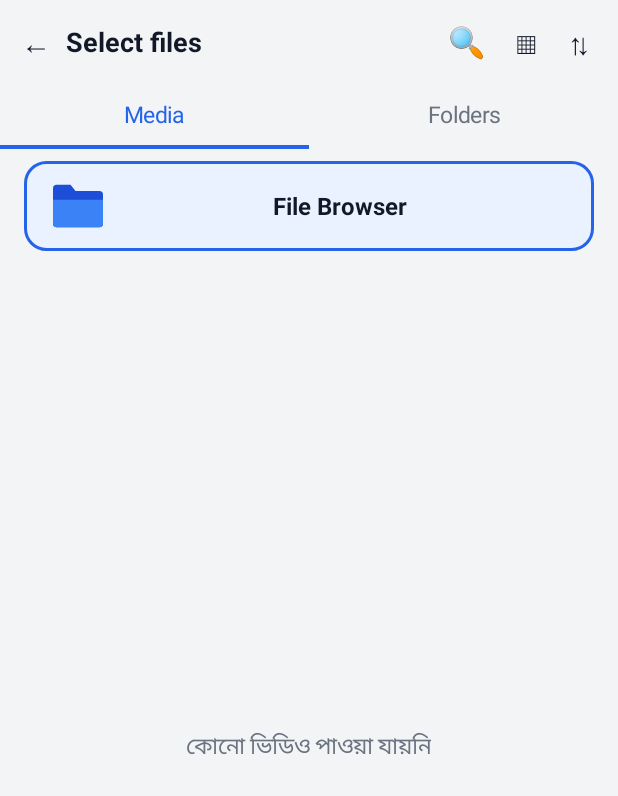
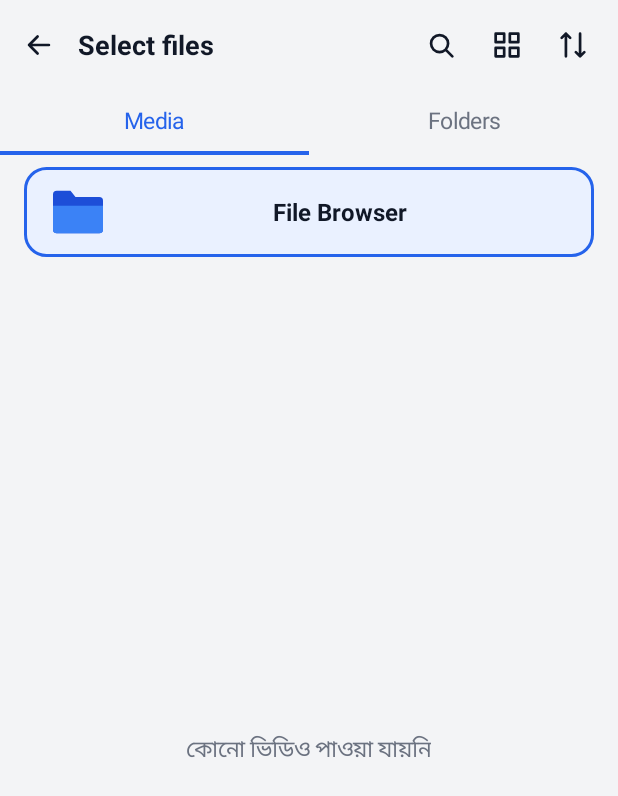
Before and after one commit to mkseries0055-stack/videostudio, an Android app: the screen it shows after launch (MainActivity), after a tap on "Convert", on a phone screen of 412 x 824 dp. Shown: the top 796 px of the screen. Run offline under Robolectric (Android 15) with nearby library versions, the phone set to English and light mode, and no system bars.

Commit message:
Update PickerScreen.kt

```diff
--- a/app/src/main/java/com/example/videostudio/PickerScreen.kt
+++ b/app/src/main/java/com/example/videostudio/PickerScreen.kt
@@ -55,7 +55,7 @@ class PickerScreen(
 
     private lateinit var titleView: TextView
     private lateinit var searchBox: EditText
-    private lateinit var gridBtn: TextView
+    private lateinit var gridBtn: ImageView
     private lateinit var tabMedia: TextView
     private lateinit var tabFolders: TextView
     private lateinit var indMedia: View
@@ -83,13 +83,14 @@ class PickerScreen(
 
     private fun lp(w: Int, h: Int, wt: Float = 0f) = LinearLayout.LayoutParams(w, h, wt)
 
-    private fun iconText(t: String, onClick: () -> Unit) = TextView(ctx).apply {
-        text = t
-        textSize = 20f
-        setTextColor(UI.textMain)
-        gravity = Gravity.CENTER
-        setPadding(d(10), d(6), d(10), d(6))
-        setOnClickListener { onClick() }
+    private fun iconBtn(path: String, onClick: () -> Unit): ImageView {
+        val px = d(44)
+        return ImageView(ctx).apply {
+            setImageDrawable(PathIcon(path, UI.textMain))
+            setPadding(d(11), d(11), d(11), d(11))
+            layoutParams = LinearLayout.LayoutParams(px, px)
+            setOnClickListener { onClick() }
+        }
     }
 
     private fun build(): View {
@@ -110,16 +111,17 @@ class PickerScreen(
             typeface = Typeface.DEFAULT_BOLD
             maxLines = 1
             ellipsize = TextUtils.TruncateAt.END
+            setPadding(d(4), 0, 0, 0)
         }
-        gridBtn = iconText("▦") {
+        gridBtn = iconBtn(LineIcons.GRID) {
             grid = !grid
             refresh()
         }
-        top.addView(iconText("←") { if (!handleBack()) onBack() })
+        top.addView(iconBtn(LineIcons.BACK) { if (!handleBack()) onBack() })
         top.addView(titleView, lp(0, WRAP, 1f))
-        top.addView(iconText("🔍") { toggleSearch() })
+        top.addView(iconBtn(LineIcons.SEARCH) { toggleSearch() })
         top.addView(gridBtn)
-        top.addView(iconText("⇅") { showSort() })
+        top.addView(iconBtn(LineIcons.SORT) { showSort() })
         col.addView(top)
 
         searchBox = EditText(ctx).apply {
@@ -463,7 +465,7 @@ class PickerScreen(
         indMedia.setBackgroundColor(if (tab == 0) UI.blue else Color.TRANSPARENT)
         indFolders.setBackgroundColor(if (tab == 1) UI.blue else Color.TRANSPARENT)
         titleView.text = openFolder ?: "Select files"
-        gridBtn.text = if (grid) "☰" else "▦"
+        gridBtn.setImageDrawable(PathIcon(if (grid) LineIcons.LIST else LineIcons.GRID, UI.textMain))
         banner.visibility =
             if (tab == 0 && openFolder == null && query.isEmpty()) View.VISIBLE else View.GONE
 
@@ -502,7 +504,8 @@ class PickerScreen(
 
     private fun showFolders() {
         videoGrid.visibility = View.GONE
-        val groups = all.groupBy { it.folder }
+        val groups = all.filter { !invalid.contains(it.id) }
+            .groupBy { it.folder }
             .filter { query.isEmpty() || it.key.contains(query, ignoreCase = true) }
             .map { Pair(it.key, it.value.size) }
             .sortedBy { it.first.lowercase() }
```
